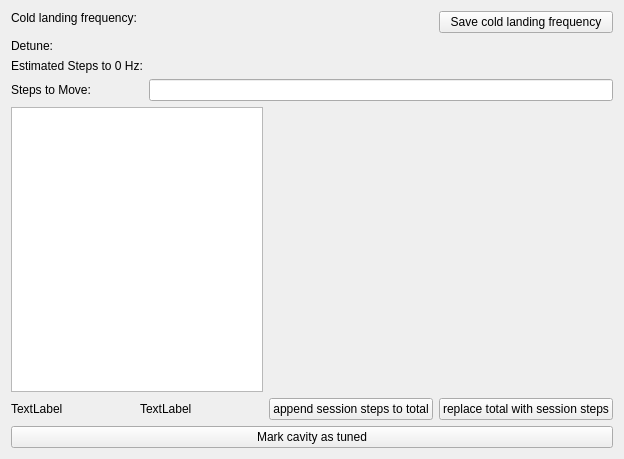
This is cavity_commissioning/gui/tuning.ui in slaclab/rf_commissioning as Qt 5 draws it before an edit. The edited form follows.
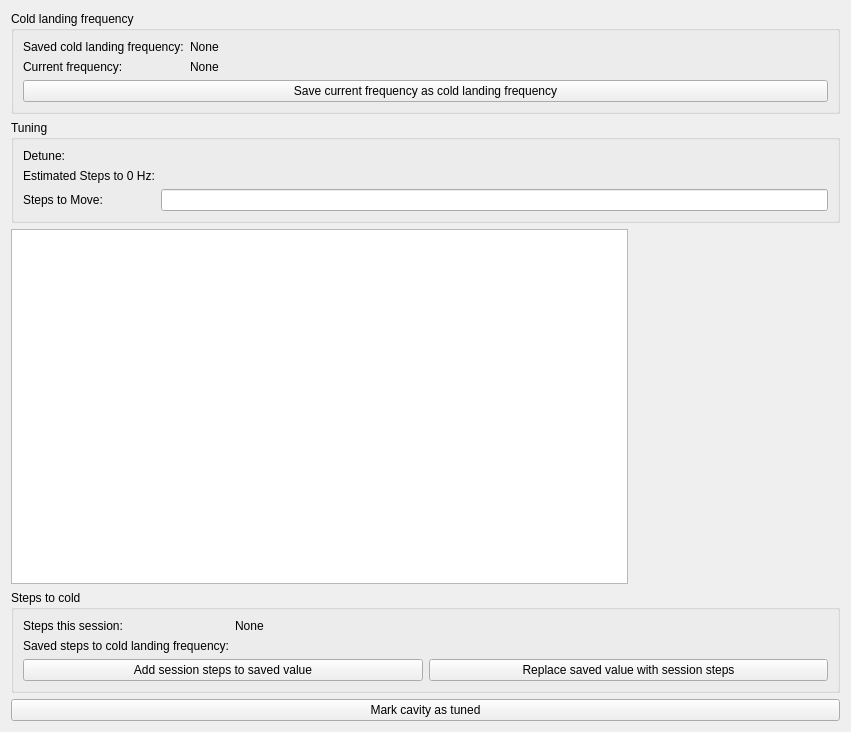
This is the edited form. Custom widgets are drawn as their Qt base class.

Commit message: finished cavity tuning

Patch:
```diff
--- a/cavity_commissioning/gui/tuning.ui
+++ b/cavity_commissioning/gui/tuning.ui
@@ -6,28 +6,14 @@
    <rect>
     <x>0</x>
     <y>0</y>
-    <width>624</width>
-    <height>459</height>
+    <width>851</width>
+    <height>732</height>
    </rect>
   </property>
   <property name="windowTitle">
    <string>Form</string>
   </property>
   <layout class="QGridLayout" name="gridLayout">
-   <item row="3" column="3">
-    <widget class="QPushButton" name="pushButton">
-     <property name="text">
-      <string>replace total with session steps</string>
-     </property>
-    </widget>
-   </item>
-   <item row="0" column="3">
-    <widget class="QPushButton" name="button_save_cold_freq">
-     <property name="text">
-      <string>Save cold landing frequency</string>
-     </property>
-    </widget>
-   </item>
    <item row="4" column="0" colspan="4">
     <widget class="QPushButton" name="mark_tuned_button">
      <property name="text">
@@ -35,11 +21,82 @@
      </property>
     </widget>
    </item>
+   <item row="0" column="0" colspan="4">
+    <widget class="QGroupBox" name="groupBox_2">
+     <property name="title">
+      <string>Cold landing frequency</string>
+     </property>
+     <layout class="QGridLayout" name="gridLayout_2">
+      <item row="4" column="0" colspan="2">
+       <widget class="QPushButton" name="button_save_cold_freq">
+        <property name="text">
+         <string>Save current frequency as cold landing frequency</string>
+        </property>
+       </widget>
+      </item>
+      <item row="0" column="0" colspan="2">
+       <layout class="QFormLayout" name="formLayout">
+        <item row="0" column="0">
+         <widget class="QLabel" name="label_3">
+          <property name="text">
+           <string>Saved cold landing frequency:</string>
+          </property>
+         </widget>
+        </item>
+        <item row="0" column="1">
+         <widget class="QLabel" name="label_cold_landing_freq">
+          <property name="text">
+           <string>None</string>
+          </property>
+         </widget>
+        </item>
+        <item row="1" column="0">
+         <widget class="QLabel" name="label_5">
+          <property name="text">
+           <string>Current frequency:</string>
+          </property>
+         </widget>
+        </item>
+        <item row="1" column="1">
+         <widget class="QLabel" name="label_current_freq">
+          <property name="text">
+           <string>None</string>
+          </property>
+         </widget>
+        </item>
+       </layout>
+      </item>
+     </layout>
+    </widget>
+   </item>
    <item row="2" column="3">
     <layout class="QFormLayout" name="plot_layout"/>
    </item>
+   <item row="2" column="0" colspan="3">
+    <widget class="PyDMTimePlot" name="tuning_plot">
+     <property name="toolTip">
+      <string/>
+     </property>
+     <property name="title" stdset="0">
+      <string>Tuning Signals</string>
+     </property>
+     <property name="showLegend">
+      <bool>true</bool>
+     </property>
+     <property name="updatesAsynchronously">
+      <bool>true</bool>
+     </property>
+     <property name="timeSpan">
+      <double>300.000000000000000</double>
+     </property>
+    </widget>
+   </item>
    <item row="1" column="0" colspan="4">
-    <layout class="QFormLayout" name="formLayout">
+    <widget class="QGroupBox" name="groupBox">
+     <property name="title">
+      <string>Tuning</string>
+     </property>
+     <layout class="QFormLayout" name="formLayout_2">
      <item row="0" column="0">
       <widget class="QLabel" name="label">
        <property name="text">
@@ -68,9 +125,6 @@
        </property>
       </widget>
      </item>
-     <item row="2" column="1">
-      <widget class="QLineEdit" name="step_des_line_edit"/>
-     </item>
      <item row="2" column="0">
       <widget class="QLabel" name="label_4">
        <property name="text">
@@ -78,64 +132,65 @@
        </property>
       </widget>
      </item>
-    </layout>
+      <item row="2" column="1">
+       <widget class="QLineEdit" name="step_des_line_edit"/>
+      </item>
+     </layout>
+    </widget>
    </item>
-   <item row="2" column="0" colspan="2">
-    <widget class="PyDMTimePlot" name="tuning_plot">
-     <property name="toolTip">
-      <string/>
+   <item row="3" column="0" colspan="4">
+    <widget class="QGroupBox" name="groupBox_3">
+     <property name="title">
+      <string>Steps to cold</string>
      </property>
-     <property name="title" stdset="0">
-      <string>Tuning Signals</string>
-     </property>
-     <property name="showLegend">
-      <bool>true</bool>
-     </property>
-     <property name="updatesAsynchronously">
-      <bool>true</bool>
-     </property>
-     <property name="timeSpan">
-      <double>300.000000000000000</double>
-     </property>
-    </widget>
-   </item>
-   <item row="3" column="0">
-    <widget class="QLabel" name="label_5">
+     <layout class="QGridLayout" name="gridLayout_3">
+      <item row="1" column="0">
+       <widget class="QPushButton" name="button_add">
+        <property name="text">
+         <string>Add session steps to saved value</string>
+        </property>
+       </widget>
+      </item>
+      <item row="1" column="1">
+       <widget class="QPushButton" name="button_replace">
+        <property name="text">
+         <string>Replace saved value with session steps</string>
+        </property>
+       </widget>
+      </item>
+      <item row="0" column="0" colspan="2">
+       <layout class="QFormLayout" name="formLayout_3">
+        <item row="0" column="1">
+         <widget class="QLabel" name="label_session_steps">
      <property name="text">
-      <string>TextLabel</string>
+           <string>None</string>
      </property>
     </widget>
    </item>
-   <item row="3" column="1">
+        <item row="0" column="0">
     <widget class="QLabel" name="label_6">
      <property name="text">
-      <string>TextLabel</string>
+           <string>Steps this session:</string>
      </property>
     </widget>
    </item>
-   <item row="0" column="0" colspan="2">
-    <layout class="QFormLayout" name="formLayout_2">
-     <item row="0" column="0">
-      <widget class="QLabel" name="label_3">
-       <property name="text">
-        <string>Cold landing frequency:</string>
-       </property>
-      </widget>
-     </item>
-     <item row="0" column="1">
-      <widget class="QLabel" name="cold_freq_label">
-       <property name="text">
+        <item row="1" column="1">
+         <widget class="PyDMLabel" name="label_cold_steps">
+          <property name="toolTip">
         <string/>
        </property>
       </widget>
      </item>
-    </layout>
-   </item>
-   <item row="3" column="2">
-    <widget class="QPushButton" name="pushButton_2">
+        <item row="1" column="0">
+         <widget class="QLabel" name="label_7">
      <property name="text">
-      <string>append session steps to total</string>
-     </property>
+           <string>Saved steps to cold landing frequency:</string>
+          </property>
+         </widget>
+        </item>
+       </layout>
+      </item>
+     </layout>
     </widget>
    </item>
   </layout>
```
Left out of the diff: 2 changed lines with no effect on the pictures. Lines whose indentation alone changed are shown as unchanged. The commit also changes 5 other files.
